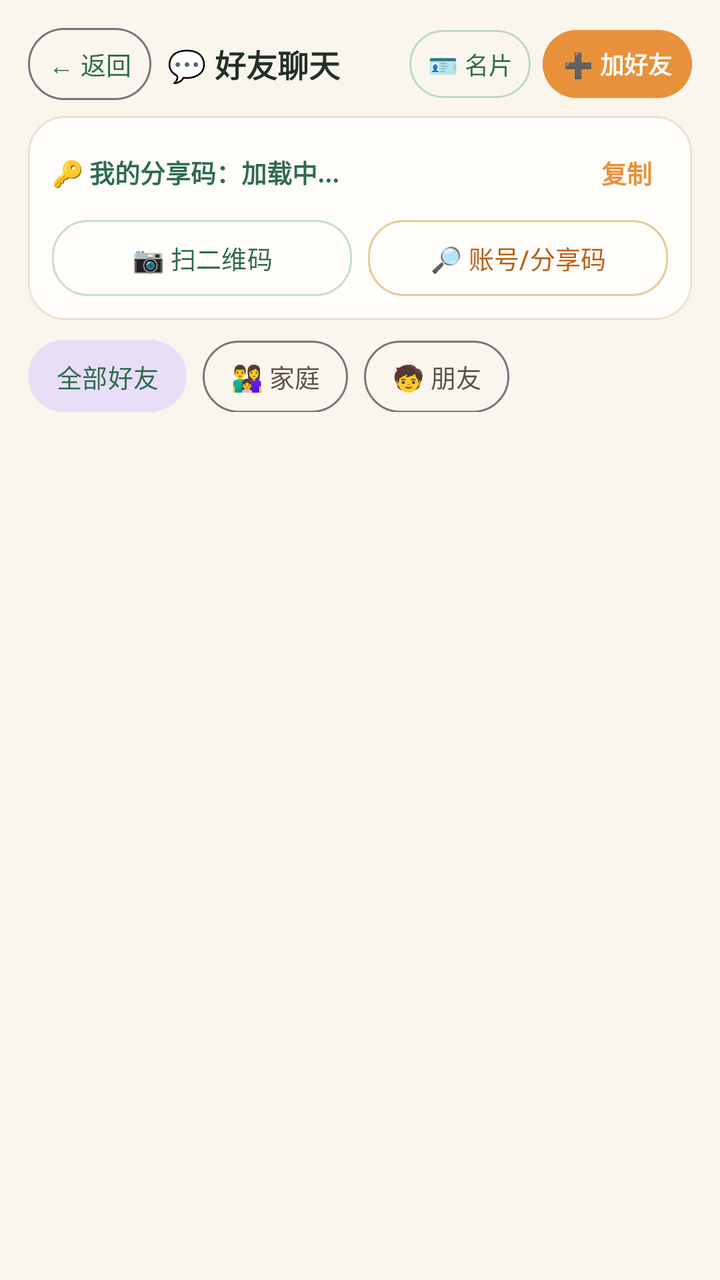
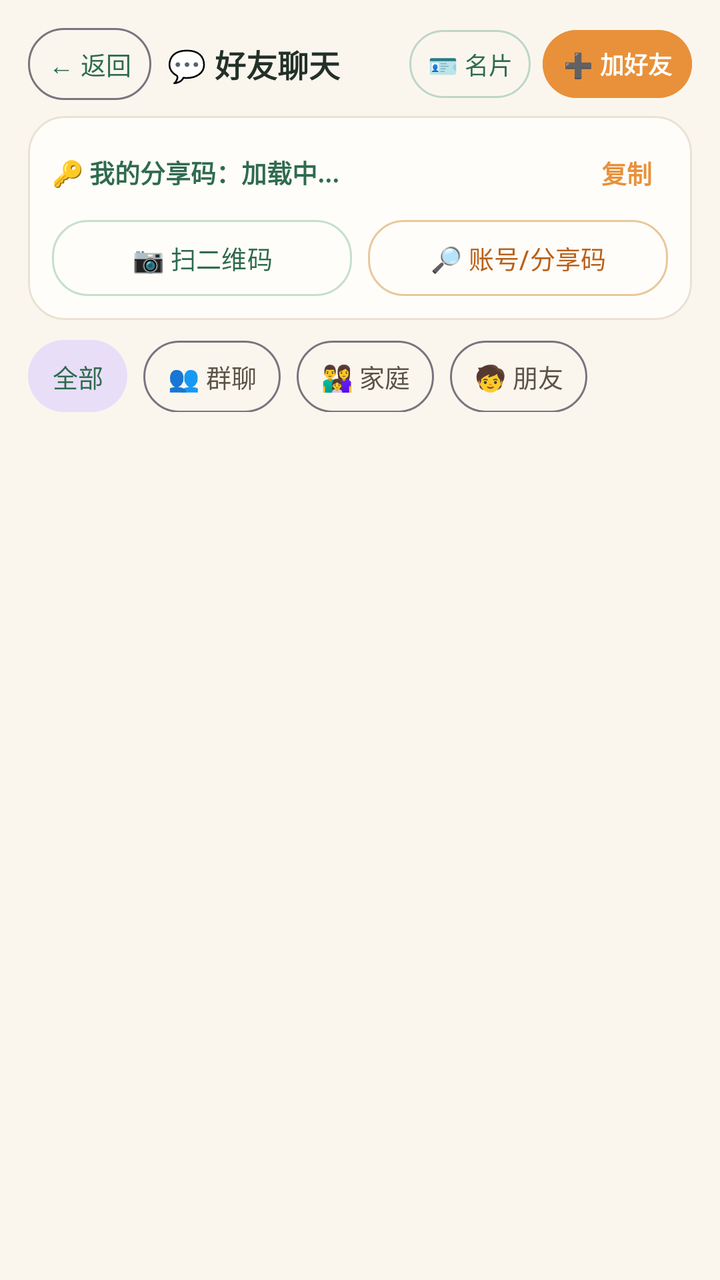

Before-and-after screenshots of an Android layout around one commit, followed by the original layout XML and the change that was made.
<!-- AndroidManifest.xml: application theme Theme.GrowthBuddyChild -->
<!-- res/layout/activity_friends.xml -->
<?xml version="1.0" encoding="utf-8"?>
<LinearLayout xmlns:android="http://schemas.android.com/apk/res/android"
    xmlns:app="http://schemas.android.com/apk/res-auto"
    android:layout_width="match_parent"
    android:layout_height="match_parent"
    android:background="#FAF6EE"
    android:orientation="vertical"
    android:padding="14dp">

    
    <LinearLayout
        android:id="@+id/friendsTopBar"
        android:layout_width="match_parent"
        android:layout_height="wrap_content"
        android:gravity="center_vertical"
        android:orientation="horizontal">

        <Button
            android:id="@+id/btnFriendsBack"
            style="@style/Widget.Material3.Button.OutlinedButton"
            android:layout_width="wrap_content"
            android:layout_height="36dp"
            android:insetTop="0dp"
            android:insetBottom="0dp"
            android:minWidth="0dp"
            android:minHeight="0dp"
            android:paddingHorizontal="10dp"
            android:paddingVertical="0dp"
            android:singleLine="true"
            android:text="← 返回"
            android:textColor="#2F6B4F"
            android:textSize="12.5sp" />

        <TextView
            android:id="@+id/tvFriendsTitle"
            android:layout_width="0dp"
            android:layout_height="wrap_content"
            android:layout_marginStart="8dp"
            android:layout_weight="1"
            android:ellipsize="end"
            android:singleLine="true"
            android:text="💬 好友聊天"
            android:textColor="#233128"
            android:textSize="15.5sp"
            android:textStyle="bold" />

        <Button
            android:id="@+id/btnMyCard"
            style="@style/Widget.Material3.Button.OutlinedButton"
            android:layout_width="wrap_content"
            android:layout_height="34dp"
            android:layout_marginStart="6dp"
            android:layout_marginEnd="6dp"
            android:insetTop="0dp"
            android:insetBottom="0dp"
            android:minWidth="0dp"
            android:minHeight="0dp"
            android:paddingHorizontal="9dp"
            android:paddingVertical="0dp"
            android:singleLine="true"
            android:text="🪪 名片"
            android:textColor="#2F6B4F"
            android:textSize="12sp"
            app:strokeColor="#BED6C7" />

        <Button
            android:id="@+id/btnAddFriend"
            android:layout_width="wrap_content"
            android:layout_height="34dp"
            android:backgroundTint="#E8913A"
            android:insetTop="0dp"
            android:insetBottom="0dp"
            android:minWidth="0dp"
            android:minHeight="0dp"
            android:paddingHorizontal="10dp"
            android:paddingVertical="0dp"
            android:singleLine="true"
            android:text="➕ 加好友"
            android:textColor="#FFFFFF"
            android:textSize="12sp"
            android:textStyle="bold" />
    </LinearLayout>

    <ProgressBar
        android:id="@+id/friendsLoading"
        style="?android:attr/progressBarStyleHorizontal"
        android:layout_width="match_parent"
        android:layout_height="3dp"
        android:layout_marginTop="6dp"
        android:indeterminate="true"
        android:visibility="gone" />

    
    <ScrollView
        android:id="@+id/friendsScroll"
        android:layout_width="match_parent"
        android:layout_height="0dp"
        android:layout_marginTop="8dp"
        android:layout_weight="1"
        android:fillViewport="true">

        <LinearLayout
            android:id="@+id/friendsBodySplit"
            android:layout_width="match_parent"
            android:layout_height="wrap_content"
            android:orientation="vertical"
            android:paddingBottom="18dp">

            
            <LinearLayout
                android:id="@+id/friendsLeftPane"
                android:layout_width="match_parent"
                android:layout_height="wrap_content"
                android:orientation="vertical">

                
                <LinearLayout
                    android:layout_width="match_parent"
                    android:layout_height="wrap_content"
                    android:background="@drawable/bg_card"
                    android:orientation="vertical"
                    android:padding="12dp">

                    <LinearLayout
                        android:layout_width="match_parent"
                        android:layout_height="wrap_content"
                        android:gravity="center_vertical"
                        android:orientation="horizontal">

                        <TextView
                            android:id="@+id/tvSelfShareInfo"
                            android:layout_width="0dp"
                            android:layout_height="wrap_content"
                            android:layout_weight="1"
                            android:ellipsize="end"
                            android:singleLine="true"
                            android:text="🔑 我的分享码：加载中..."
                            android:textColor="#2F6B4F"
                            android:textSize="12.5sp"
                            android:textStyle="bold" />

                        <Button
                            android:id="@+id/btnCopyShareCode"
                            style="@style/Widget.Material3.Button.TextButton"
                            android:layout_width="wrap_content"
                            android:layout_height="32dp"
                            android:insetTop="0dp"
                            android:insetBottom="0dp"
                            android:minWidth="0dp"
                            android:minHeight="0dp"
                            android:paddingHorizontal="8dp"
                            android:paddingVertical="0dp"
                            android:singleLine="true"
                            android:text="复制"
                            android:textColor="#E8913A"
                            android:textSize="12.5sp"
                            android:textStyle="bold" />
                    </LinearLayout>

                    <LinearLayout
                        android:layout_width="match_parent"
                        android:layout_height="wrap_content"
                        android:layout_marginTop="8dp"
                        android:orientation="horizontal">

                        <Button
                            android:id="@+id/btnQuickScan"
                            style="@style/Widget.Material3.Button.OutlinedButton"
                            android:layout_width="0dp"
                            android:layout_height="38dp"
                            android:layout_weight="1"
                            android:insetTop="0dp"
                            android:insetBottom="0dp"
                            android:minHeight="0dp"
                            android:paddingHorizontal="6dp"
                            android:paddingVertical="0dp"
                            android:singleLine="true"
                            android:text="📷 扫二维码"
                            android:textColor="#2F6B4F"
                            android:textSize="12.5sp"
                            app:cornerRadius="18dp"
                            app:strokeColor="#C5DFCD" />

                        <Button
                            android:id="@+id/btnQuickSearch"
                            style="@style/Widget.Material3.Button.OutlinedButton"
                            android:layout_width="0dp"
                            android:layout_height="38dp"
                            android:layout_marginStart="8dp"
                            android:layout_weight="1"
                            android:insetTop="0dp"
                            android:insetBottom="0dp"
                            android:minHeight="0dp"
                            android:paddingHorizontal="6dp"
                            android:paddingVertical="0dp"
                            android:singleLine="true"
                            android:text="🔎 账号/分享码"
                            android:textColor="#B8621B"
                            android:textSize="12.5sp"
                            app:cornerRadius="18dp"
                            app:strokeColor="#E8C89B" />
                    </LinearLayout>
                </LinearLayout>

                
                <LinearLayout
                    android:id="@+id/requestsSection"
                    android:layout_width="match_parent"
                    android:layout_height="wrap_content"
                    android:layout_marginTop="10dp"
                    android:background="@drawable/bg_card"
                    android:orientation="vertical"
                    android:padding="12dp"
                    android:visibility="gone">

                    <TextView
                        android:id="@+id/tvRequestsTitle"
                        android:layout_width="wrap_content"
                        android:layout_height="wrap_content"
                        android:text="🔔 新的好友申请（需要你同意）"
                        android:textColor="#B8621B"
                        android:textSize="14sp"
                        android:textStyle="bold" />

                    <LinearLayout
                        android:id="@+id/requestsContainer"
                        android:layout_width="match_parent"
                        android:layout_height="wrap_content"
                        android:layout_marginTop="8dp"
                        android:orientation="vertical" />
                </LinearLayout>
            </LinearLayout>

            
            <LinearLayout
                android:id="@+id/friendsRightPane"
                android:layout_width="match_parent"
                android:layout_height="wrap_content"
                android:layout_marginTop="10dp"
                android:orientation="vertical">

                
                <LinearLayout
                    android:layout_width="match_parent"
                    android:layout_height="wrap_content"
                    android:orientation="horizontal">

                    <Button
                        android:id="@+id/btnGroupAll"
                        style="@style/Widget.Material3.Button.TonalButton"
                        android:layout_width="wrap_content"
                        android:layout_height="36dp"
                        android:insetTop="0dp"
                        android:insetBottom="0dp"
                        android:minWidth="0dp"
                        android:minHeight="0dp"
                        android:paddingHorizontal="14dp"
                        android:paddingVertical="0dp"
                        android:singleLine="true"
                        android:text="全部好友"
                        android:textColor="#2F6B4F"
                        android:textSize="12.5sp" />

                    <Button
                        android:id="@+id/btnGroupFamily"
                        style="@style/Widget.Material3.Button.OutlinedButton"
                        android:layout_width="wrap_content"
                        android:layout_height="36dp"
                        android:layout_marginStart="8dp"
                        android:insetTop="0dp"
                        android:insetBottom="0dp"
                        android:minWidth="0dp"
                        android:minHeight="0dp"
                        android:paddingHorizontal="14dp"
                        android:paddingVertical="0dp"
                        android:singleLine="true"
                        android:text="👨‍👩‍👧 家庭"
                        android:textColor="#5C5347"
                        android:textSize="12.5sp" />

                    <Button
                        android:id="@+id/btnGroupFriends"
                        style="@style/Widget.Material3.Button.OutlinedButton"
                        android:layout_width="wrap_content"
                        android:layout_height="36dp"
                        android:layout_marginStart="8dp"
                        android:insetTop="0dp"
                        android:insetBottom="0dp"
                        android:minWidth="0dp"
                        android:minHeight="0dp"
                        android:paddingHorizontal="14dp"
                        android:paddingVertical="0dp"
                        android:singleLine="true"
                        android:text="🧒 朋友"
                        android:textColor="#5C5347"
                        android:textSize="12.5sp" />
                </LinearLayout>

                <LinearLayout
                    android:id="@+id/friendsListContainer"
                    android:layout_width="match_parent"
                    android:layout_height="wrap_content"
                    android:layout_marginTop="10dp"
                    android:orientation="vertical" />
            </LinearLayout>
        </LinearLayout>
    </ScrollView>

</LinearLayout>
<!-- resources referenced by this layout -->
<resources>
  <!-- drawable bg_card (drawable) -->
  <?xml version="1.0" encoding="utf-8"?>
  <shape xmlns:android="http://schemas.android.com/apk/res/android" android:shape="rectangle">
      <solid android:color="#FFFDF9" />
      <stroke android:width="1dp" android:color="#EAE2D3" />
      <corners android:radius="18dp" />
  </shape>
  <style name="Theme.GrowthBuddyChild" parent="Theme.Material3.Light.NoActionBar">
          <item name="colorPrimary">#2F6B4F</item>
          <item name="colorSecondary">#E8913A</item>
          <item name="android:statusBarColor">#FAF7F2</item>
          <item name="android:windowLightStatusBar">true</item>
      </style>
</resources>

<!-- the commit's change to res/layout/activity_friends.xml (unified diff, before → after) -->
@@ -240,61 +240,84 @@
                 android:orientation="vertical">
 
                 
-                <LinearLayout
+                <HorizontalScrollView
                     android:layout_width="match_parent"
                     android:layout_height="wrap_content"
-                    android:orientation="horizontal">
-
-                    <Button
-                        android:id="@+id/btnGroupAll"
-                        style="@style/Widget.Material3.Button.TonalButton"
+                    android:scrollbars="none">
+
+                    <LinearLayout
                         android:layout_width="wrap_content"
-                        android:layout_height="36dp"
-                        android:insetTop="0dp"
-                        android:insetBottom="0dp"
-                        android:minWidth="0dp"
-                        android:minHeight="0dp"
-                        android:paddingHorizontal="14dp"
-                        android:paddingVertical="0dp"
-                        android:singleLine="true"
-                        android:text="全部好友"
-                        android:textColor="#2F6B4F"
-                        android:textSize="12.5sp" />
-
-                    <Button
-                        android:id="@+id/btnGroupFamily"
-                        style="@style/Widget.Material3.Button.OutlinedButton"
-                        android:layout_width="wrap_content"
-                        android:layout_height="36dp"
-                        android:layout_marginStart="8dp"
-                        android:insetTop="0dp"
-                        android:insetBottom="0dp"
-                        android:minWidth="0dp"
-                        android:minHeight="0dp"
-                        android:paddingHorizontal="14dp"
-                        android:paddingVertical="0dp"
-                        android:singleLine="true"
-                        android:text="👨‍👩‍👧 家庭"
-                        android:textColor="#5C5347"
-                        android:textSize="12.5sp" />
-
-                    <Button
-                        android:id="@+id/btnGroupFriends"
-                        style="@style/Widget.Material3.Button.OutlinedButton"
-                        android:layout_width="wrap_content"
-                        android:layout_height="36dp"
-                        android:layout_marginStart="8dp"
-                        android:insetTop="0dp"
-                        android:insetBottom="0dp"
-                        android:minWidth="0dp"
-                        android:minHeight="0dp"
-                        android:paddingHorizontal="14dp"
-                        android:paddingVertical="0dp"
-                        android:singleLine="true"
-                        android:text="🧒 朋友"
-                        android:textColor="#5C5347"
-                        android:textSize="12.5sp" />
-                </LinearLayout>
+                        android:layout_height="wrap_content"
+                        android:orientation="horizontal">
+
+                        <Button
+                            android:id="@+id/btnGroupAll"
+                            style="@style/Widget.Material3.Button.TonalButton"
+                            android:layout_width="wrap_content"
+                            android:layout_height="36dp"
+                            android:insetTop="0dp"
+                            android:insetBottom="0dp"
+                            android:minWidth="0dp"
+                            android:minHeight="0dp"
+                            android:paddingHorizontal="12dp"
+                            android:paddingVertical="0dp"
+                            android:singleLine="true"
+                            android:text="全部"
+                            android:textColor="#2F6B4F"
+                            android:textSize="12.5sp" />
+
+                        <Button
+                            android:id="@+id/btnGroupChats"
+                            style="@style/Widget.Material3.Button.OutlinedButton"
+                            android:layout_width="wrap_content"
+                            android:layout_height="36dp"
+                            android:layout_marginStart="8dp"
+                            android:insetTop="0dp"
+                            android:insetBottom="0dp"
+                            android:minWidth="0dp"
+                            android:minHeight="0dp"
+                            android:paddingHorizontal="12dp"
+                            android:paddingVertical="0dp"
+                            android:singleLine="true"
+                            android:text="👥 群聊"
+                            android:textColor="#5C5347"
+                            android:textSize="12.5sp" />
+
+                        <Button
+                            android:id="@+id/btnGroupFamily"
+                            style="@style/Widget.Material3.Button.OutlinedButton"
+                            android:layout_width="wrap_content"
+                            android:layout_height="36dp"
+                            android:layout_marginStart="8dp"
+                            android:insetTop="0dp"
+                            android:insetBottom="0dp"
+                            android:minWidth="0dp"
+                            android:minHeight="0dp"
+                            android:paddingHorizontal="12dp"
+                            android:paddingVertical="0dp"
+                            android:singleLine="true"
+                            android:text="👨‍👩‍👧 家庭"
+                            android:textColor="#5C5347"
+                            android:textSize="12.5sp" />
+
+                        <Button
+                            android:id="@+id/btnGroupFriends"
+                            style="@style/Widget.Material3.Button.OutlinedButton"
+                            android:layout_width="wrap_content"
+                            android:layout_height="36dp"
+                            android:layout_marginStart="8dp"
+                            android:insetTop="0dp"
+                            android:insetBottom="0dp"
+                            android:minWidth="0dp"
+                            android:minHeight="0dp"
+                            android:paddingHorizontal="12dp"
+                            android:paddingVertical="0dp"
+                            android:singleLine="true"
+                            android:text="🧒 朋友"
+                            android:textColor="#5C5347"
+                            android:textSize="12.5sp" />
+                    </LinearLayout>
+                </HorizontalScrollView>
 
                 <LinearLayout
                     android:id="@+id/friendsListContainer"
